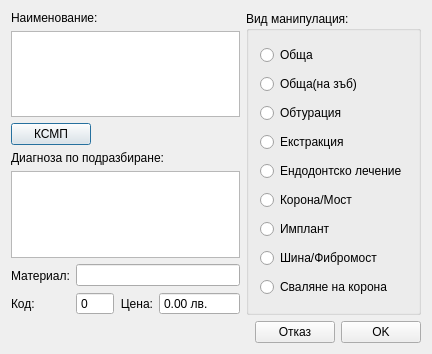
Old version of the form src/View/Widgets/ProcedureTemplateDialog.ui in the repository thefinalcutbg/DinoDent.
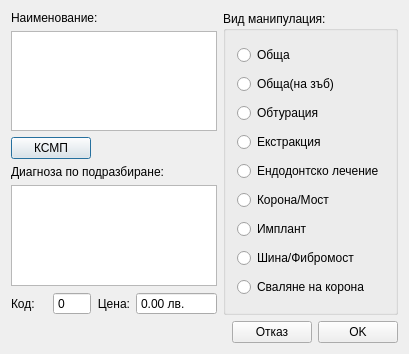
New version of the form. Custom widgets are drawn as their Qt base class.

Commit message: Migrated to C++20. Material attribute changed from string to int numenclature. Amb charge removed (new column nhif_spec with only specification int value)

Diff of the .ui file:
```diff
--- a/src/View/Widgets/ProcedureTemplateDialog.ui
+++ b/src/View/Widgets/ProcedureTemplateDialog.ui
@@ -96,13 +96,6 @@
         <layout class="QHBoxLayout" name="horizontalLayout_5">
          <item>
           <layout class="QVBoxLayout" name="verticalLayout_6">
-           <item>
-            <widget class="QLabel" name="label_6">
-             <property name="text">
-              <string>Материал:</string>
-             </property>
-            </widget>
-           </item>
            <item>
             <widget class="QLabel" name="label_3">
              <property name="text">
@@ -114,9 +107,6 @@
          </item>
          <item>
           <layout class="QVBoxLayout" name="verticalLayout_7">
-           <item>
-            <widget class="LineEdit" name="materialEdit"/>
-           </item>
            <item>
             <layout class="QHBoxLayout" name="horizontalLayout_4">
              <item>
@@ -303,11 +293,6 @@
    <extends>QTextEdit</extends>
    <header>View/uiComponents/TextEdit.h</header>
   </customwidget>
-  <customwidget>
-   <class>LineEdit</class>
-   <extends>QLineEdit</extends>
-   <header>View/uiComponents/LineEdit.h</header>
-  </customwidget>
  </customwidgets>
  <resources/>
  <connections/>
```
The commit also changes 171 other files.
